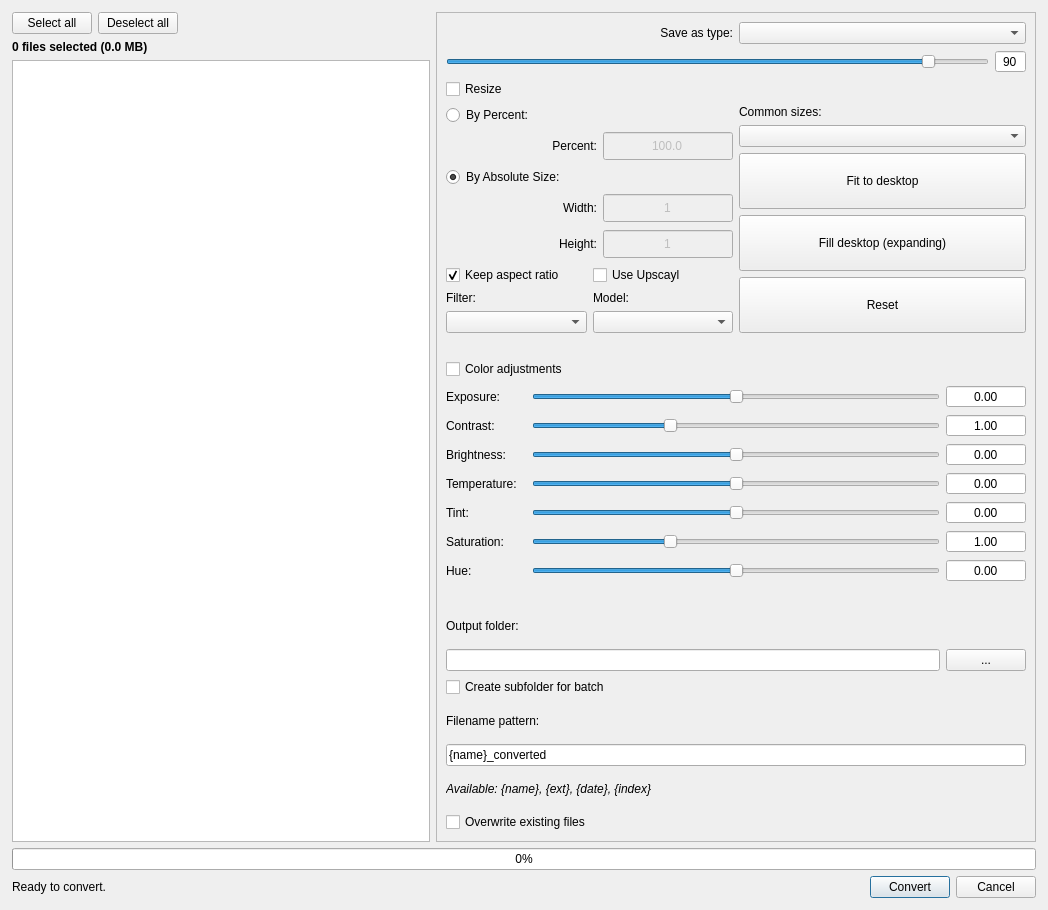
Above: qimgv/gui/dialogs/batchconverterdialog.ui from hadoooooouken/qimgv-plus before the change. Below: the same form after it.
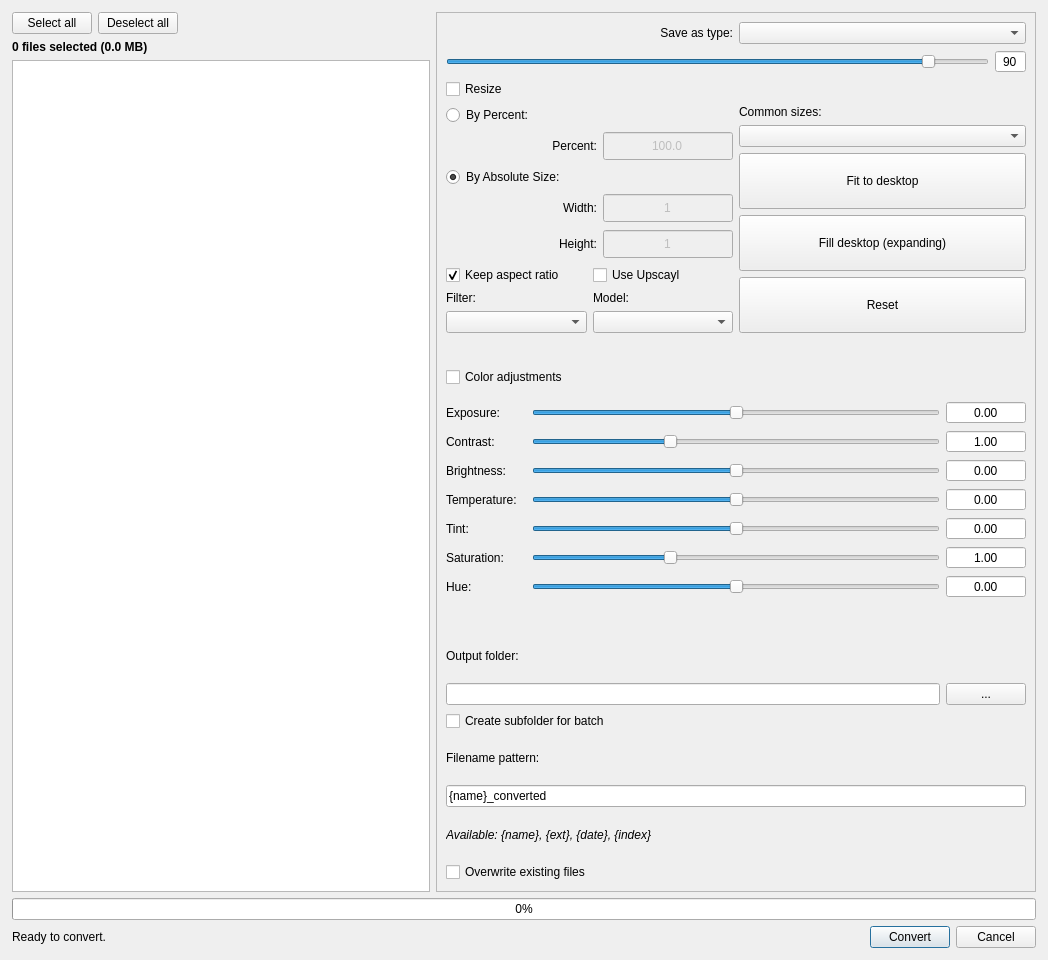
That is the form after the change.

```diff
--- a/qimgv/gui/dialogs/batchconverterdialog.ui
+++ b/qimgv/gui/dialogs/batchconverterdialog.ui
@@ -7,7 +7,7 @@
     <x>0</x>
     <y>0</y>
     <width>1048</width>
-    <height>910</height>
+    <height>960</height>
    </rect>
   </property>
   <property name="windowTitle">
```
